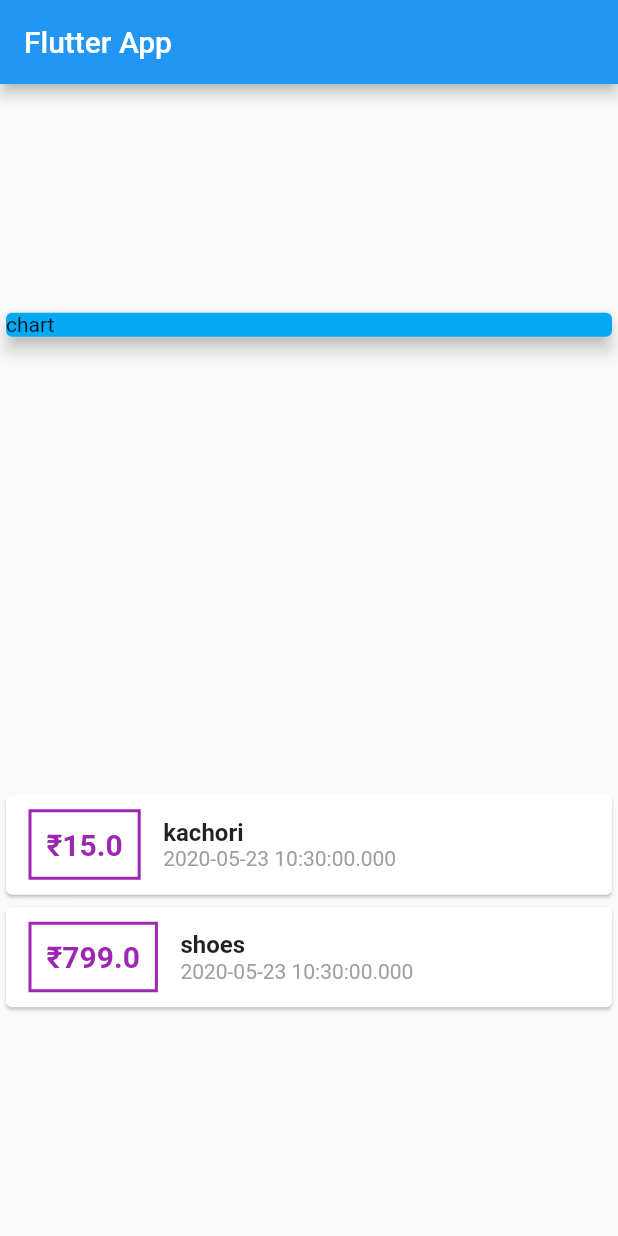
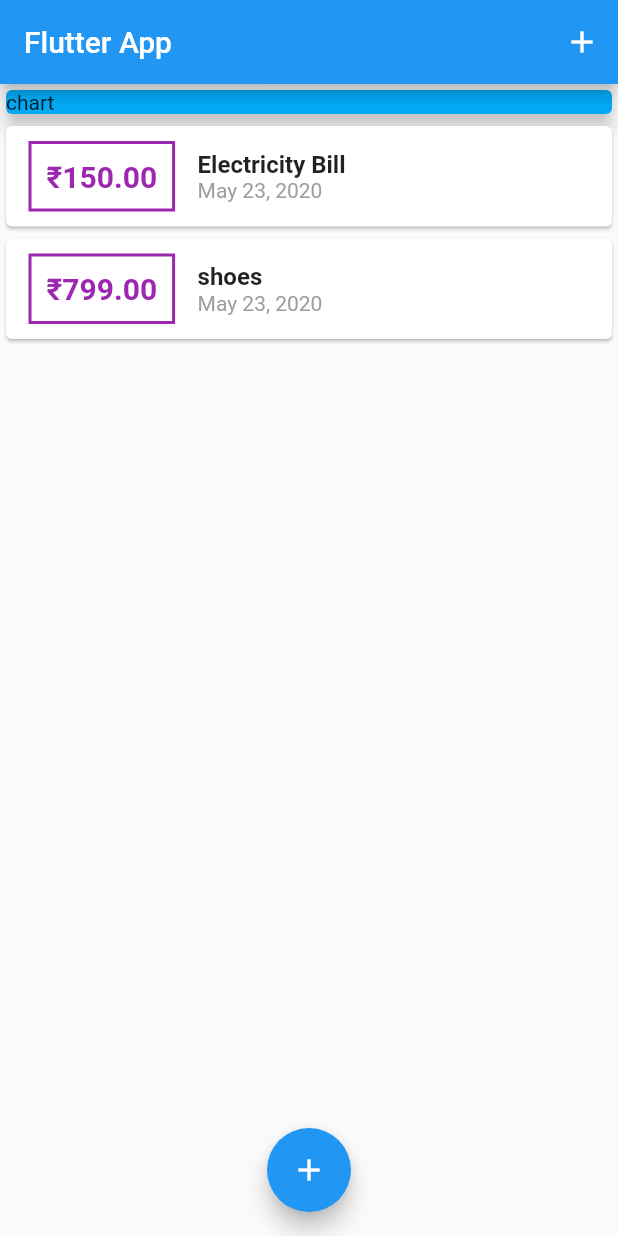
Before and after one commit to keerthanchand/personal-expenses, a Flutter app: the screen it shows after launch, on a phone screen of 412 x 824 dp. Run offline on Flutter 3.47's test engine with Material 2 defaults, Android fonts, the phone set to English and light mode, and no system bars.

Commit message:
added floating add button

```diff
--- a/lib/main.dart
+++ b/lib/main.dart
@@ -1,6 +1,10 @@
-import './transaction.dart';
+import 'package:expenses_tracker/widgets/transaction_list.dart';
+
+import './widgets/new_transaction.dart';
+
+import './widgets/transaction_list.dart';
 import 'package:flutter/material.dart';
-
+import './models/transaction.dart';
 void main() {
   runApp(MyApp());
 }
@@ -15,12 +19,19 @@ class MyApp extends StatelessWidget {
   }
 }
 
-class MyHomePage extends StatelessWidget {
-  List<Transaction> transactions = [
+class MyHomePage extends StatefulWidget {
+  //String titleInput;
+  //String amountInput;
+  @override
+  _MyHomePageState createState() => _MyHomePageState();
+}
+
+class _MyHomePageState extends State<MyHomePage> {
+  final List<Transaction> _userTransaction = [
     Transaction(
       id: 't1',
-      title: 'kachori',
-      amount: 15,
+      title: 'Electricity Bill',
+      amount: 150,
       date: DateTime.now(),
     ),
     Transaction(
@@ -30,14 +41,42 @@ class MyHomePage extends StatelessWidget {
       date: DateTime.now(),
     ),
   ];
+
+  void _addNewTransaction(String txTitle, double txAmount) {
+    final newTx = Transaction(
+      title: txTitle,
+      amount: txAmount,
+      date: DateTime.now(),
+      id: DateTime.now().toString(),
+    );
+    setState(
+      () {
+        _userTransaction.add(newTx);
+      },
+    );
+  }
+
+  void _startAddNewTransaction(BuildContext ctx){
+      showModalBottomSheet(context: ctx, builder: (_) {
+        return NewTransaction(_addNewTransaction);
+      });
+  }
+
   @override
   Widget build(BuildContext context) {
     return Scaffold(
       appBar: AppBar(
         title: Text('Flutter App'),
+        actions: <Widget>[
+          IconButton(
+            icon: Icon(Icons.add),
+            onPressed: () => _startAddNewTransaction(context),
+          )
+        ],
       ),
-      body: Column(
-        mainAxisAlignment: MainAxisAlignment.spaceAround,
+      body: SingleChildScrollView(
+        child: Column(
+          mainAxisAlignment: MainAxisAlignment.start,
           children: <Widget>[
             Container(
               width: double.infinity,
@@ -47,56 +86,14 @@ class MyHomePage extends StatelessWidget {
                 child: Text('chart'),
               ),
             ),
-          Column(
-            children: transactions.map((tx) {
-              return Card(
-                child: Row(
-                  children: <Widget>[
-                    Container(
-                      margin: EdgeInsets.symmetric(
-                        vertical: 10,
-                        horizontal: 15,
-                      ),
-                      decoration: BoxDecoration(
-                        border: Border.all(
-                          color: Colors.purple,
-                          width: 2,
+            TransactionList(_userTransaction)
+          ],
         ),
       ),
-                      padding: EdgeInsets.all(10),
-                      child: Text(
-                        '₹${tx.amount}',
-                        style: TextStyle(
-                          fontWeight: FontWeight.bold,
-                          fontSize: 20,
-                          color: Colors.purple,
-                        ),
-                      ),
-                    ),
-                    Column(
-                      crossAxisAlignment: CrossAxisAlignment.start,
-                      children: <Widget>[
-                        Text(
-                          tx.title,
-                          style: TextStyle(
-                            fontSize: 16,
-                            fontWeight: FontWeight.bold,
-                          ),
-                        ),
-                        Text(
-                          tx.date.toString(),
-                          style: TextStyle(
-                            color: Colors.grey,
-                          ),
-                        ),
-                      ],
-                    )
-                  ],
-                ),
-              );
-            }).toList(),
-          ),
-        ],
+      floatingActionButtonLocation: FloatingActionButtonLocation.centerFloat,
+      floatingActionButton: FloatingActionButton(
+        child: Icon(Icons.add),
+        onPressed: () => _startAddNewTransaction(context),
       ),
     );
   }
--- /dev/null
+++ b/lib/widgets/transaction_list.dart
@@ -0,0 +1,65 @@
+import 'package:flutter/material.dart';
+import '../models/transaction.dart';
+import 'package:intl/intl.dart';
+
+class TransactionList extends StatelessWidget {
+  final List<Transaction> transaction;
+  TransactionList(this.transaction);
+
+  @override
+  Widget build(BuildContext context) {
+    return Container(
+      height: 300,
+      child: ListView.builder(
+        itemBuilder: (ctx, index) {
+          return Card(
+            child: Row(
+              children: <Widget>[
+                Container(
+                  margin: EdgeInsets.symmetric(
+                    vertical: 10,
+                    horizontal: 15,
+                  ),
+                  decoration: BoxDecoration(
+                    border: Border.all(
+                      color: Colors.purple,
+                      width: 2,
+                    ),
+                  ),
+                  padding: EdgeInsets.all(10),
+                  child: Text(
+                    '₹${transaction[index].amount.toStringAsFixed(2)}',
+                    style: TextStyle(
+                      fontWeight: FontWeight.bold,
+                      fontSize: 20,
+                      color: Colors.purple,
+                    ),
+                  ),
+                ),
+                Column(
+                  crossAxisAlignment: CrossAxisAlignment.start,
+                  children: <Widget>[
+                    Text(
+                      transaction[index].title,
+                      style: TextStyle(
+                        fontSize: 16,
+                        fontWeight: FontWeight.bold,
+                      ),
+                    ),
+                    Text(
+                      DateFormat.yMMMd().format(transaction[index].date),
+                      style: TextStyle(
+                        color: Colors.grey,
+                      ),
+                    ),
+                  ],
+                )
+              ],
+            ),
+          );
+        },
+        itemCount: transaction.length,
+      ),
+    );
+  }
+}
```
Also changed, not shown: lib/widgets/new_transaction.dart (added, +52 -0 lines), lib/models/transaction.dart (renamed from lib/transaction.dart). Lines whose indentation alone changed are shown as unchanged.
